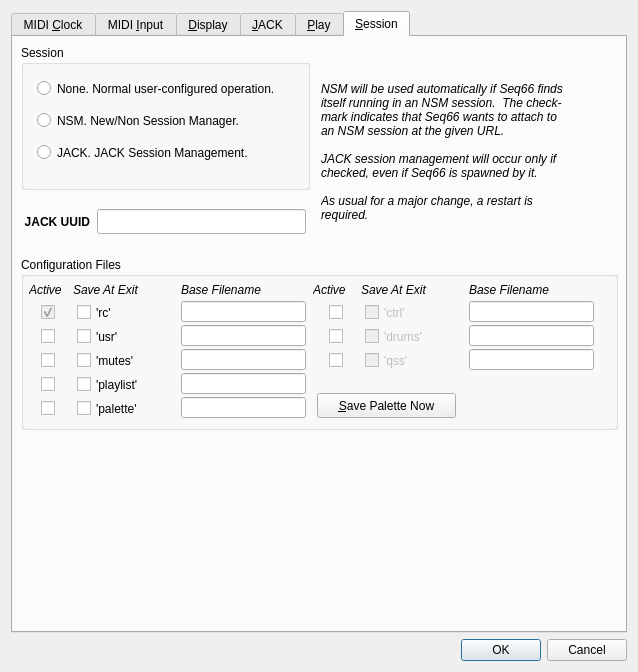
Above: seq_qt5/forms/qseditoptions.ui from ahlstromcj/seq66 before the change. Below: the same form after it.
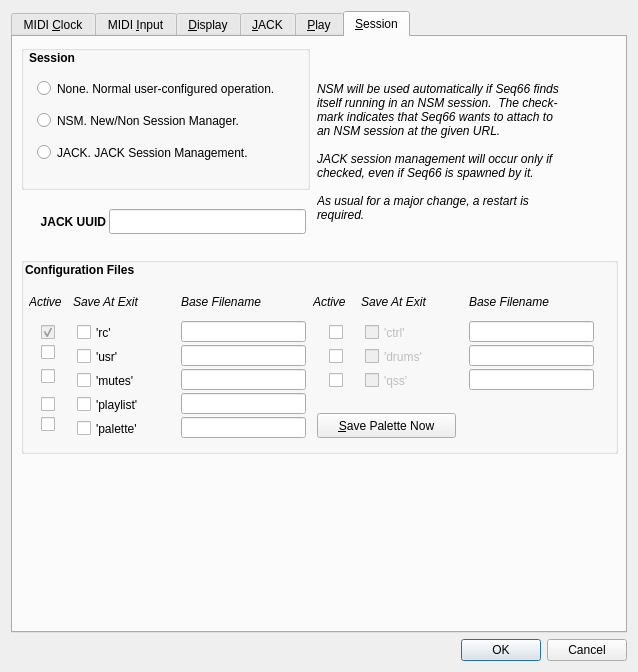
That is the form after the change. The open tabs and pages were chosen to show the change.

Patch:
```diff
--- a/seq_qt5/forms/qseditoptions.ui
+++ b/seq_qt5/forms/qseditoptions.ui
@@ -1329,7 +1329,7 @@
         </font>
        </property>
        <property name="title">
-        <string>Session</string>
+        <string/>
        </property>
        <widget class="QRadioButton" name="radio_session_none">
         <property name="geometry">
@@ -1370,13 +1370,32 @@
          <string>JACK. JACK Session Management.</string>
         </property>
        </widget>
+       <widget class="QLabel" name="label_10">
+        <property name="geometry">
+         <rect>
+          <x>8</x>
+          <y>4</y>
+          <width>105</width>
+          <height>17</height>
+         </rect>
+        </property>
+        <property name="font">
+         <font>
+          <weight>75</weight>
+          <bold>true</bold>
+         </font>
+        </property>
+        <property name="text">
+         <string>Session</string>
+        </property>
+       </widget>
       </widget>
       <widget class="QLabel" name="label_session">
        <property name="geometry">
         <rect>
-         <x>308</x>
+         <x>304</x>
          <y>20</y>
-         <width>285</width>
+         <width>305</width>
          <height>189</height>
         </rect>
        </property>
@@ -1401,9 +1420,9 @@
       <widget class="QLabel" name="label_nsm_url">
        <property name="geometry">
         <rect>
-         <x>4</x>
+         <x>16</x>
          <y>176</y>
-         <width>73</width>
+         <width>77</width>
          <height>17</height>
         </rect>
        </property>
@@ -1423,9 +1442,9 @@
       <widget class="QLineEdit" name="lineEditNsmUrl">
        <property name="geometry">
         <rect>
-         <x>84</x>
+         <x>96</x>
          <y>172</y>
-         <width>209</width>
+         <width>197</width>
          <height>25</height>
         </rect>
        </property>
@@ -1436,17 +1455,17 @@
          <x>8</x>
          <y>220</y>
          <width>597</width>
-         <height>173</height>
+         <height>197</height>
         </rect>
        </property>
        <property name="title">
-        <string>Configuration Files</string>
+        <string/>
        </property>
        <widget class="QCheckBox" name="checkBoxSaveRc">
         <property name="geometry">
          <rect>
           <x>56</x>
-          <y>44</y>
+          <y>64</y>
           <width>101</width>
           <height>23</height>
          </rect>
@@ -1462,7 +1481,7 @@
         <property name="geometry">
          <rect>
           <x>56</x>
-          <y>68</y>
+          <y>88</y>
           <width>101</width>
           <height>23</height>
          </rect>
@@ -1475,7 +1494,7 @@
         <property name="geometry">
          <rect>
           <x>56</x>
-          <y>92</y>
+          <y>112</y>
           <width>101</width>
           <height>23</height>
          </rect>
@@ -1488,7 +1507,7 @@
         <property name="geometry">
          <rect>
           <x>56</x>
-          <y>116</y>
+          <y>136</y>
           <width>101</width>
           <height>23</height>
          </rect>
@@ -1504,7 +1523,7 @@
         <property name="geometry">
          <rect>
           <x>344</x>
-          <y>44</y>
+          <y>64</y>
           <width>101</width>
           <height>23</height>
          </rect>
@@ -1520,7 +1539,7 @@
         <property name="geometry">
          <rect>
           <x>344</x>
-          <y>68</y>
+          <y>88</y>
           <width>101</width>
           <height>23</height>
          </rect>
@@ -1536,7 +1555,7 @@
         <property name="geometry">
          <rect>
           <x>20</x>
-          <y>44</y>
+          <y>64</y>
           <width>25</width>
           <height>23</height>
          </rect>
@@ -1555,7 +1574,7 @@
         <property name="geometry">
          <rect>
           <x>20</x>
-          <y>68</y>
+          <y>84</y>
           <width>25</width>
           <height>23</height>
          </rect>
@@ -1571,7 +1590,7 @@
         <property name="geometry">
          <rect>
           <x>20</x>
-          <y>92</y>
+          <y>108</y>
           <width>25</width>
           <height>23</height>
          </rect>
@@ -1587,7 +1606,7 @@
         <property name="geometry">
          <rect>
           <x>20</x>
-          <y>116</y>
+          <y>136</y>
           <width>25</width>
           <height>23</height>
          </rect>
@@ -1603,7 +1622,7 @@
         <property name="geometry">
          <rect>
           <x>308</x>
-          <y>44</y>
+          <y>64</y>
           <width>25</width>
           <height>23</height>
          </rect>
@@ -1619,7 +1638,7 @@
         <property name="geometry">
          <rect>
           <x>308</x>
-          <y>68</y>
+          <y>88</y>
           <width>25</width>
           <height>23</height>
          </rect>
@@ -1632,7 +1651,7 @@
         <property name="geometry">
          <rect>
           <x>8</x>
-          <y>24</y>
+          <y>36</y>
           <width>45</width>
           <height>17</height>
          </rect>
@@ -1650,7 +1669,7 @@
         <property name="geometry">
          <rect>
           <x>52</x>
-          <y>24</y>
+          <y>36</y>
           <width>81</width>
           <height>17</height>
          </rect>
@@ -1671,7 +1690,7 @@
         <property name="geometry">
          <rect>
           <x>160</x>
-          <y>44</y>
+          <y>64</y>
           <width>125</width>
           <height>21</height>
          </rect>
@@ -1684,7 +1703,7 @@
         <property name="geometry">
          <rect>
           <x>160</x>
-          <y>68</y>
+          <y>88</y>
           <width>125</width>
           <height>21</height>
          </rect>
@@ -1697,7 +1716,7 @@
         <property name="geometry">
          <rect>
           <x>160</x>
-          <y>92</y>
+          <y>112</y>
           <width>125</width>
           <height>21</height>
          </rect>
@@ -1710,7 +1729,7 @@
         <property name="geometry">
          <rect>
           <x>160</x>
-          <y>116</y>
+          <y>136</y>
           <width>125</width>
           <height>21</height>
          </rect>
@@ -1723,7 +1742,7 @@
         <property name="geometry">
          <rect>
           <x>448</x>
-          <y>44</y>
+          <y>64</y>
           <width>125</width>
           <height>21</height>
          </rect>
@@ -1736,7 +1755,7 @@
         <property name="geometry">
          <rect>
           <x>448</x>
-          <y>68</y>
+          <y>88</y>
           <width>125</width>
           <height>21</height>
          </rect>
@@ -1746,7 +1765,7 @@
         <property name="geometry">
          <rect>
           <x>160</x>
-          <y>24</y>
+          <y>36</y>
           <width>113</width>
           <height>17</height>
          </rect>
@@ -1764,7 +1783,7 @@
         <property name="geometry">
          <rect>
           <x>160</x>
-          <y>140</y>
+          <y>160</y>
           <width>125</width>
           <height>21</height>
          </rect>
@@ -1783,7 +1802,7 @@
         <property name="geometry">
          <rect>
           <x>20</x>
-          <y>140</y>
+          <y>156</y>
           <width>25</width>
           <height>23</height>
          </rect>
@@ -1796,7 +1815,7 @@
         <property name="geometry">
          <rect>
           <x>56</x>
-          <y>140</y>
+          <y>160</y>
           <width>101</width>
           <height>23</height>
          </rect>
@@ -1809,7 +1828,7 @@
         <property name="geometry">
          <rect>
           <x>292</x>
-          <y>24</y>
+          <y>36</y>
           <width>45</width>
           <height>17</height>
          </rect>
@@ -1827,7 +1846,7 @@
         <property name="geometry">
          <rect>
           <x>340</x>
-          <y>24</y>
+          <y>36</y>
           <width>81</width>
           <height>17</height>
          </rect>
@@ -1845,7 +1864,7 @@
         <property name="geometry">
          <rect>
           <x>448</x>
-          <y>24</y>
+          <y>36</y>
           <width>113</width>
           <height>17</height>
          </rect>
@@ -1866,7 +1885,7 @@
         <property name="geometry">
          <rect>
           <x>308</x>
-          <y>92</y>
+          <y>112</y>
           <width>25</width>
           <height>23</height>
          </rect>
@@ -1882,7 +1901,7 @@
         <property name="geometry">
          <rect>
           <x>344</x>
-          <y>92</y>
+          <y>112</y>
           <width>101</width>
           <height>23</height>
          </rect>
@@ -1898,7 +1917,7 @@
         <property name="geometry">
          <rect>
           <x>448</x>
-          <y>92</y>
+          <y>112</y>
           <width>125</width>
           <height>21</height>
          </rect>
@@ -1908,7 +1927,7 @@
         <property name="geometry">
          <rect>
           <x>296</x>
-          <y>136</y>
+          <y>156</y>
           <width>139</width>
           <height>25</height>
          </rect>
@@ -1920,6 +1939,25 @@
          <string>&amp;Save Palette Now</string>
         </property>
        </widget>
+       <widget class="QLabel" name="label_11">
+        <property name="geometry">
+         <rect>
+          <x>4</x>
+          <y>4</y>
+          <width>161</width>
+          <height>17</height>
+         </rect>
+        </property>
+        <property name="font">
+         <font>
+          <weight>75</weight>
+          <bold>true</bold>
+         </font>
+        </property>
+        <property name="text">
+         <string>Configuration Files</string>
+        </property>
+       </widget>
       </widget>
      </widget>
     </widget>
```
Left out of the diff: 148 changed lines with no effect on the pictures.
